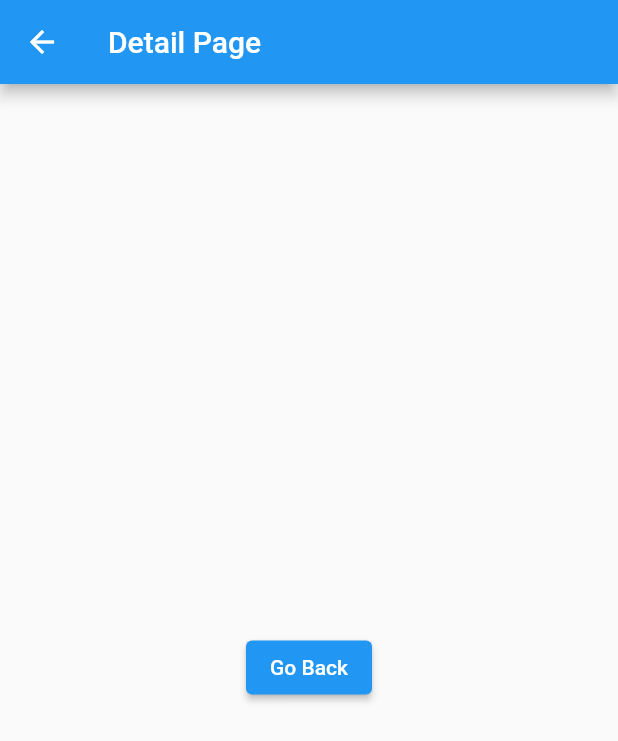
After one commit to Umair026/Flutter_Practices, a Flutter app: the HomePage screen opened directly, after a tap on "Detail Page", on a phone screen of 412 x 824 dp. The commit adds this screen. Shown: the top 741 px of the screen. Run offline on Flutter 3.47's test engine with Material 2 defaults, Android fonts, the phone set to English and light mode, and no system bars.

Commit message:
route navigation and pop back

```diff
--- a/flutter_samples/lib/main.dart
+++ b/flutter_samples/lib/main.dart
@@ -1,4 +1,5 @@
 import 'package:flutter/material.dart';
+import 'package:flutter_samples/ui/home/home.dart';
 
 void main() {
   runApp(const MyApp());
@@ -207,6 +208,23 @@ class _MyHomePageState extends State<MyHomePage> {
                                   const SnackBar(
                                       content: Text('Processing Data')),
                                 );
+
+                                /*
+                                * Navigate to Home page
+                                * Material Page navigation enabled and back button shown to Appbar
+                                * */
+                                /*Navigator.push(context,
+                                MaterialPageRoute(builder: (context) => HomePage()),);*/
+
+                                /*
+                                * below code
+                                *
+                                * Navigate to HomePage and put it top of the stack
+                                * Back button disabled and back stack cleared
+                                *
+                                * */
+                                Navigator.pushAndRemoveUntil(context,
+                                    MaterialPageRoute(builder: (context) => HomePage()), (r) => false);
                               }
                             },
                             child: Text('Login'),
--- /dev/null
+++ b/flutter_samples/lib/ui/details/DetailPage.dart
@@ -0,0 +1,33 @@
+import 'package:flutter/cupertino.dart';
+import 'package:flutter/material.dart';
+
+class DetailPage extends StatefulWidget {
+  const DetailPage({Key? key}) : super(key: key);
+
+  @override
+  State<StatefulWidget> createState() => DetailPageState();
+}
+
+class DetailPageState extends State<DetailPage> {
+  @override
+  Widget build(BuildContext context) {
+    return Scaffold(
+      appBar: AppBar(
+        title: Text("Detail Page",),
+      ),
+      body: Center(
+        child: Column(
+          mainAxisAlignment: MainAxisAlignment.center,
+          children: <Widget>[
+            Container(
+              margin: EdgeInsets.only(top: 10.0),
+              child: ElevatedButton(onPressed: () {
+                Navigator.pop(context);
+              }, child: Text('Go Back')),
+            ),
+          ],
+        ),
+      ),
+    );
+  }
+}
--- /dev/null
+++ b/flutter_samples/lib/ui/home/home.dart
@@ -0,0 +1,39 @@
+import 'package:flutter/cupertino.dart';
+import 'package:flutter/material.dart';
+import 'package:flutter_samples/ui/details/DetailPage.dart';
+
+class HomePage extends StatefulWidget {
+  const HomePage({Key? key}) : super(key: key);
+
+  @override
+  State<StatefulWidget> createState() => HomePageState();
+}
+
+class HomePageState extends State<HomePage> {
+  @override
+  Widget build(BuildContext context) {
+    return Scaffold(
+      appBar: AppBar(
+        title: Text(
+          "Home Page",
+        ),
+      ),
+      body: Center(
+        child: Column(
+          mainAxisAlignment: MainAxisAlignment.center,
+          children: <Widget>[
+            Container(
+              margin: EdgeInsets.only(top: 10.0),
+              child: ElevatedButton(
+                  onPressed: () {
+                    Navigator.push(context,
+                        MaterialPageRoute(builder: (context) => DetailPage()));
+                  },
+                  child: Text('Detail Page')),
+            ),
+          ],
+        ),
+      ),
+    );
+  }
+}
```
